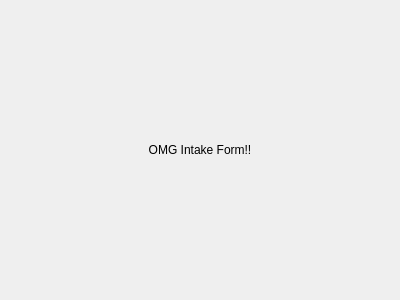
Qt form drc/gui/intakeform.ui (lansdon/cpts483_drc) before a commit.
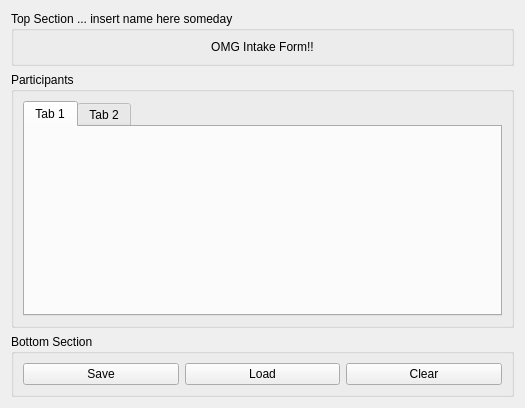
The same form after that commit.

Commit message: Intake Form Updates. save/load/clear  buttons... event chains not fully implemented.

Patch:
```diff
--- a/drc/gui/intakeform.ui
+++ b/drc/gui/intakeform.ui
@@ -6,22 +6,84 @@
    <rect>
     <x>0</x>
     <y>0</y>
-    <width>400</width>
-    <height>300</height>
+    <width>525</width>
+    <height>408</height>
    </rect>
   </property>
   <property name="windowTitle">
    <string>Form</string>
   </property>
   <layout class="QGridLayout" name="gridLayout">
+   <item row="1" column="0">
+    <widget class="QGroupBox" name="groupBox_2">
+     <property name="title">
+      <string>Participants</string>
+     </property>
+     <layout class="QGridLayout" name="gridLayout_3">
+      <item row="0" column="0">
+       <widget class="QTabWidget" name="tabWidget">
+        <widget class="QWidget" name="tab">
+         <attribute name="title">
+          <string>Tab 1</string>
+         </attribute>
+        </widget>
+        <widget class="QWidget" name="tab_2">
+         <attribute name="title">
+          <string>Tab 2</string>
+         </attribute>
+        </widget>
+       </widget>
+      </item>
+     </layout>
+    </widget>
+   </item>
    <item row="0" column="0">
-    <widget class="QLabel" name="label">
-     <property name="text">
-      <string>OMG Intake Form!!</string>
+    <widget class="QGroupBox" name="groupBox">
+     <property name="title">
+      <string>Top Section ... insert name here someday</string>
      </property>
-     <property name="alignment">
-      <set>Qt::AlignCenter</set>
+     <layout class="QGridLayout" name="gridLayout_2">
+      <item row="0" column="0">
+       <widget class="QLabel" name="label">
+        <property name="text">
+         <string>OMG Intake Form!!</string>
+        </property>
+        <property name="alignment">
+         <set>Qt::AlignCenter</set>
+        </property>
+       </widget>
+      </item>
+     </layout>
+    </widget>
+   </item>
+   <item row="2" column="0">
+    <widget class="QGroupBox" name="groupBox_3">
+     <property name="title">
+      <string>Bottom Section</string>
      </property>
+     <layout class="QGridLayout" name="gridLayout_4">
+      <item row="0" column="0">
+       <widget class="QPushButton" name="saveButton">
+        <property name="text">
+         <string>Save</string>
+        </property>
+       </widget>
+      </item>
+      <item row="0" column="1">
+       <widget class="QPushButton" name="loadButton">
+        <property name="text">
+         <string>Load</string>
+        </property>
+       </widget>
+      </item>
+      <item row="0" column="2">
+       <widget class="QPushButton" name="clearButton">
+        <property name="text">
+         <string>Clear</string>
+        </property>
+       </widget>
+      </item>
+     </layout>
     </widget>
    </item>
   </layout>
```
The commit also changes 4 other files.
